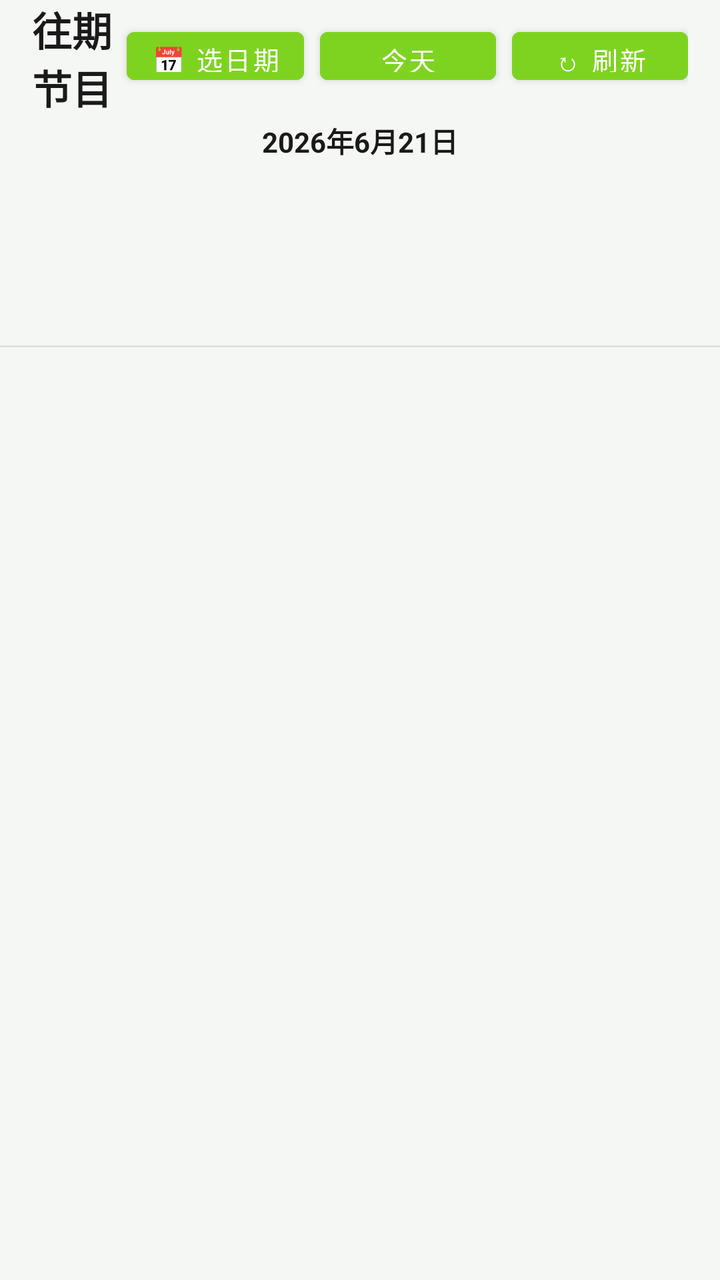
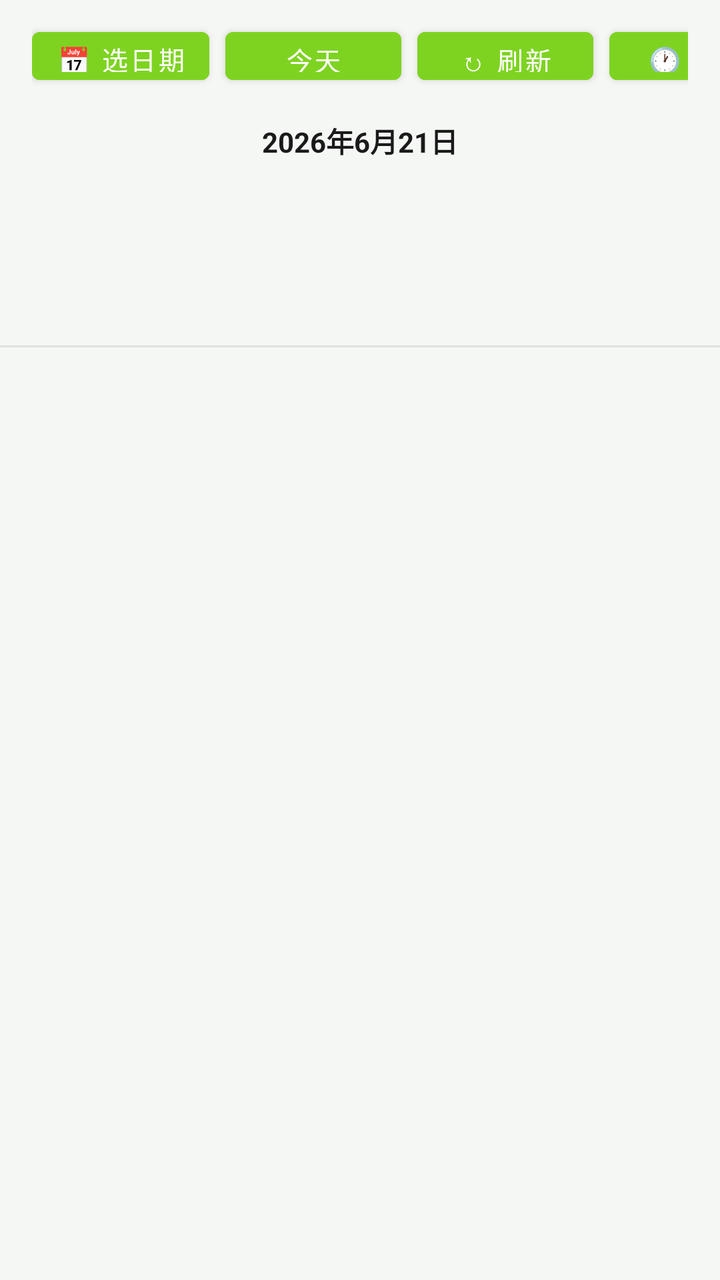

Before-and-after screenshots of an Android layout around one commit, followed by the original layout XML and the change that was made.
<!-- AndroidManifest.xml: application theme Theme.RadioApp.Fresh -->
<!-- res/layout/fragment_episodes.xml -->
<?xml version="1.0" encoding="utf-8"?>
<LinearLayout xmlns:android="http://schemas.android.com/apk/res/android"
    android:layout_width="match_parent"
    android:layout_height="match_parent"
    android:orientation="vertical"
    android:background="?attr/appBackground">

    <LinearLayout
        android:layout_width="match_parent"
        android:layout_height="56dp"
        android:orientation="horizontal"
        android:gravity="center_vertical"
        android:paddingStart="16dp"
        android:paddingEnd="16dp">

        <TextView
            android:layout_width="0dp"
            android:layout_height="wrap_content"
            android:layout_weight="1"
            android:text="往期节目"
            android:textSize="20sp"
            android:textStyle="bold"
            android:textColor="?attr/appTextPrimary" />

        <Button
            android:id="@+id/btn_date_picker"
            android:layout_width="wrap_content"
            android:layout_height="36dp"
            android:text="📅 选日期"
            android:textSize="13sp"
            android:textColor="?attr/colorOnPrimary"
            android:backgroundTint="?attr/colorPrimary"
            android:paddingStart="12dp"
            android:paddingEnd="12dp" />

        <Button
            android:id="@+id/btn_today"
            android:layout_width="wrap_content"
            android:layout_height="36dp"
            android:text="今天"
            android:textSize="13sp"
            android:textColor="?attr/colorOnPrimary"
            android:backgroundTint="?attr/colorPrimary"
            android:paddingStart="12dp"
            android:paddingEnd="12dp"
            android:layout_marginStart="8dp" />

        <Button
            android:id="@+id/btn_refresh"
            android:layout_width="wrap_content"
            android:layout_height="36dp"
            android:text="↻ 刷新"
            android:textSize="13sp"
            android:textColor="?attr/colorOnPrimary"
            android:backgroundTint="?attr/colorPrimary"
            android:paddingStart="12dp"
            android:paddingEnd="12dp"
            android:layout_marginStart="8dp" />
    </LinearLayout>

    
    <TextView
        android:id="@+id/tv_selected_date"
        android:layout_width="match_parent"
        android:layout_height="wrap_content"
        android:text="2026年6月21日"
        android:textSize="14sp"
        android:textStyle="bold"
        android:textColor="?attr/appTextPrimary"
        android:gravity="center"
        android:paddingTop="4dp"
        android:paddingBottom="4dp" />

    <HorizontalScrollView
        android:layout_width="match_parent"
        android:layout_height="wrap_content"
        android:scrollbars="none">

        <LinearLayout
            android:id="@+id/date_container"
            android:layout_width="wrap_content"
            android:layout_height="48dp"
            android:orientation="horizontal"
            android:gravity="center_vertical"
            android:paddingStart="12dp"
            android:paddingEnd="12dp" />
    </HorizontalScrollView>

    <HorizontalScrollView
        android:layout_width="match_parent"
        android:layout_height="wrap_content"
        android:scrollbars="none">

        <LinearLayout
            android:id="@+id/station_container"
            android:layout_width="wrap_content"
            android:layout_height="40dp"
            android:orientation="horizontal"
            android:gravity="center_vertical"
            android:paddingStart="12dp"
            android:paddingEnd="12dp" />
    </HorizontalScrollView>

    <View
        android:layout_width="match_parent"
        android:layout_height="1dp"
        android:background="?attr/appDivider" />

    <ProgressBar
        android:id="@+id/progress_bar"
        android:layout_width="wrap_content"
        android:layout_height="wrap_content"
        android:layout_gravity="center"
        android:visibility="gone" />

    <androidx.recyclerview.widget.RecyclerView
        android:id="@+id/recycler_view"
        android:layout_width="match_parent"
        android:layout_height="0dp"
        android:layout_weight="1"
        android:paddingStart="16dp"
        android:paddingEnd="16dp"
        android:paddingTop="8dp"
        android:paddingBottom="8dp"
        android:clipToPadding="false" />
</LinearLayout>
<!-- resources referenced by this layout -->
<resources>
  <style name="Theme.RadioApp.Fresh" parent="Theme.MaterialComponents.Light.NoActionBar">
          <item name="colorPrimary">#7ED321</item>
          <item name="colorPrimaryVariant">#6BBF1A</item>
          <item name="colorOnPrimary">#FFFFFF</item>
          <item name="colorAccent">#7ED321</item>
          <item name="android:colorBackground">#F5F7F5</item>
          <item name="colorSurface">#FFFFFF</item>
          <item name="colorOnSurface">#1A1A1A</item>
          <item name="android:textColorPrimary">#1A1A1A</item>
          <item name="android:textColorSecondary">#666666</item>
          <item name="android:statusBarColor">#F5F7F5</item>
          <item name="android:navigationBarColor">#F5F7F5</item>
          <item name="appBackground">#F5F7F5</item>
          <item name="appSurface">#FFFFFF</item>
          <item name="appCardBackground">#FFFFFF</item>
          <item name="appTextPrimary">#1A1A1A</item>
          <item name="appTextSecondary">#666666</item>
          <item name="appTextMuted">#999999</item>
          <item name="appAccent">#7ED321</item>
          <item name="appAccentLight">#9EE855</item>
          <item name="appBorder">#E0E0E0</item>
          <item name="appDivider">#E0E0E0</item>
          <item name="appSuccess">#2ecc71</item>
          <item name="appWarning">#f39c12</item>
          <item name="appError">#e74c3c</item>
          <item name="appNavBackground">#FFFFFF</item>
          <item name="appNavActive">#7ED321</item>
          <item name="appNavInactive">#999999</item>
          <item name="appNotificationBackground">#FFFFFF</item>
          <item name="appNotificationText">#1A1A1A</item>
      </style>
</resources>

<!-- the commit's change to res/layout/fragment_episodes.xml (unified diff, before → after) -->
@@ -50,6 +50,18 @@
             android:layout_width="wrap_content"
             android:layout_height="36dp"
             android:text="↻ 刷新"
+            android:textSize="13sp"
+            android:textColor="?attr/colorOnPrimary"
+            android:backgroundTint="?attr/colorPrimary"
+            android:paddingStart="12dp"
+            android:paddingEnd="12dp"
+            android:layout_marginStart="8dp" />
+
+        <Button
+            android:id="@+id/btn_history"
+            android:layout_width="wrap_content"
+            android:layout_height="36dp"
+            android:text="🕐 历史"
             android:textSize="13sp"
             android:textColor="?attr/colorOnPrimary"
             android:backgroundTint="?attr/colorPrimary"
